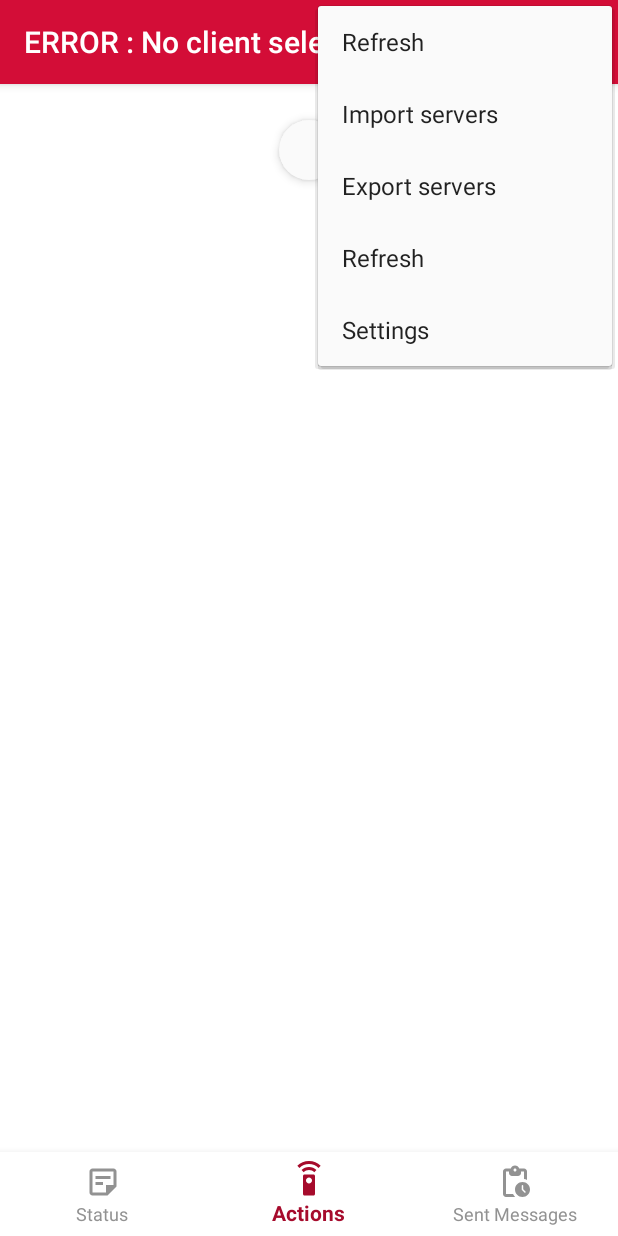
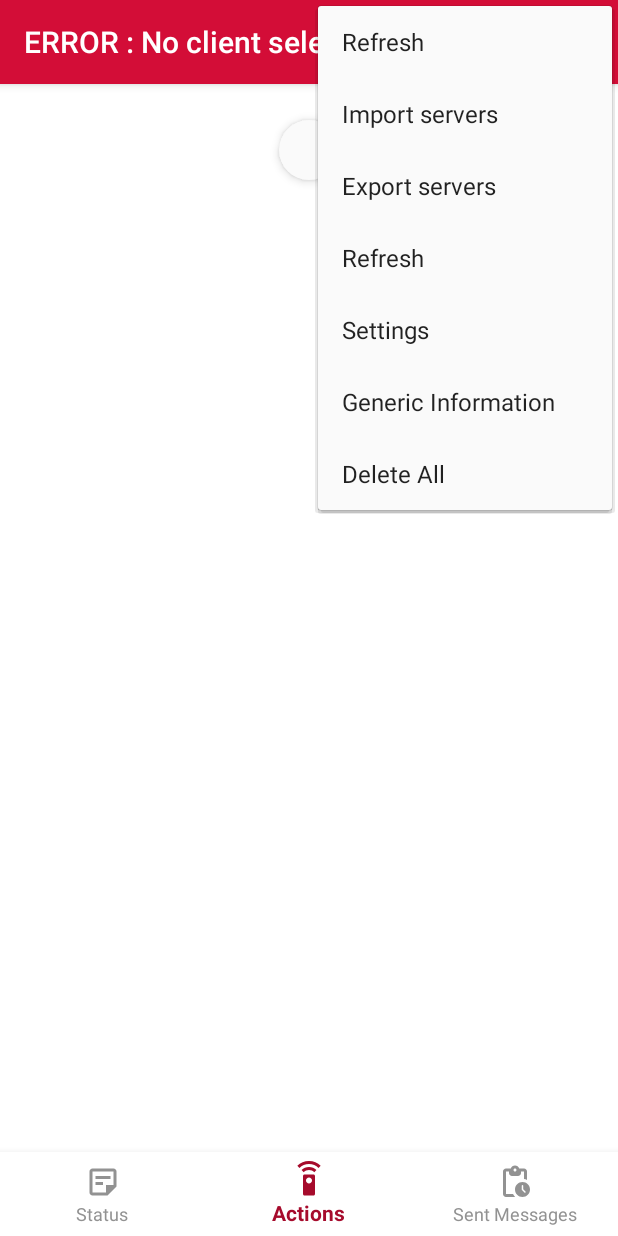
Before and after one commit to Mara-tech/jordan, an Android app: the fragment ClientInteractionsFragment placed in its activity, with the options menu open, on a phone screen of 412 x 824 dp. Run offline under Robolectric (Android 15) with nearby library versions, the phone set to English and light mode, and no system bars; our stand-ins replace Room's generated code, RxJava, Volley; libraries missing offline, so code that uses them is left out: br.com.simplepass, se.emilsjolander.stickylistheaders; plain views replace StickyListHeadersListView; 5 statements that could not run were skipped.

Commit message:
generic query delete all

```diff
--- a/app/android/app/src/main/java/com/mara/jordan/app/adapter/TaskAndActionsAdapter.java
+++ b/app/android/app/src/main/java/com/mara/jordan/app/adapter/TaskAndActionsAdapter.java
@@ -171,18 +171,12 @@ public class TaskAndActionsAdapter extends ArrayAdapter<JordanActionDefinitionWi
                             new JordanSendMessageCallback() {
                                 @Override
                                 public void onMessageSent(long messageId) {
-                                    buttonClicked.doneLoadingAnimation(cpbh.getProgressionButtonFillColor(), cpbh.getSuccessBitmap());
-                                    waitAndResetButton(buttonClicked);
-                                }
-
-                                private void waitAndResetButton(CircularProgressButton button) {
-                                    new Handler().postDelayed(button::revertAnimation, DELAY_BEFORE_REVERT_ACTION_BUTTON_STATE_MS);
+                                    cpbh.successAndReset(buttonClicked);
                                 }
 
                                 @Override
                                 public void onMessageSendingError(String errorMessage) {
-                                    buttonClicked.doneLoadingAnimation(cpbh.getProgressionButtonFillColor(), cpbh.getErrorBitmap());
-                                    waitAndResetButton(buttonClicked);
+                                    cpbh.errorAndReset(buttonClicked);
                                 }
                             }
                             );
--- a/app/android/app/src/main/java/com/mara/jordan/app/model/JordanTaskModel.java
+++ b/app/android/app/src/main/java/com/mara/jordan/app/model/JordanTaskModel.java
@@ -21,10 +21,9 @@ import lombok.Getter;
 /**
  * A client, as a root task, is also represented in {@link JordanTaskModel}.
  */
-public class JordanTaskModel implements JordanModel, JordanReadStatusCallback, JordanReadMessagesCallback, JordanGetActionsCallback {
+public class JordanTaskModel extends JordanClientModel implements JordanReadStatusCallback, JordanReadMessagesCallback, JordanGetActionsCallback {
 
     private static final String TAG = "JordanClientModel";
-    private final Context context;
     private final long taskId;
     private final Map<Long, JordanTaskModel> subTaskModelInstances = new HashMap<>();
     private final JordanApi api;
@@ -38,8 +37,7 @@ public class JordanTaskModel implements JordanModel, JordanReadStatusCallback, J
 
 
     public JordanTaskModel(Context ctx, long taskId) {
-        super();
-        this.context = ctx.getApplicationContext();
+        super(ctx);
         this.taskId = taskId;
         api = JordanApi.getInstance(ctx);
     }
--- a/app/android/app/src/main/java/com/mara/jordan/app/ui/ClientInteractionsFragment.java
+++ b/app/android/app/src/main/java/com/mara/jordan/app/ui/ClientInteractionsFragment.java
@@ -11,6 +11,7 @@ import androidx.annotation.Nullable;
 import androidx.appcompat.app.AppCompatActivity;
 import androidx.fragment.app.Fragment;
 import androidx.fragment.app.FragmentTransaction;
+import androidx.navigation.fragment.NavHostFragment;
 
 import com.google.android.material.bottomnavigation.BottomNavigationView;
 import com.mara.jordan.app.R;
@@ -20,7 +21,7 @@ import com.mara.jordan.app.model.JordanTaskModel;
 /**
  * A fragment representing a list of Items.
  */
-public class ClientInteractionsFragment extends Fragment {
+public class ClientInteractionsFragment extends InServerFragment {
 
     private Fragment currentFragment = null;
     private JordanTaskModel model;
@@ -88,5 +89,14 @@ public class ClientInteractionsFragment extends Fragment {
         transaction.commit();
     }
 
+    @Override
+    protected JordanClientModel getModel() {
+        return model;
+    }
 
+    @Override
+    public void onBaseDeleted() {
+        super.onBaseDeleted();
+        NavHostFragment.findNavController(ClientInteractionsFragment.this).popBackStack();
+    }
 }
--- /dev/null
+++ b/app/android/app/src/main/java/com/mara/jordan/app/ui/FullDeletionCallback.java
@@ -0,0 +1,6 @@
+package com.mara.jordan.app.ui;
+
+public interface FullDeletionCallback {
+    void onBaseDeletionError(String errorMessage);
+    void onBaseDeleted();
+}
--- /dev/null
+++ b/app/android/app/src/main/java/com/mara/jordan/app/ui/GenericQueryCallback.java
@@ -0,0 +1,6 @@
+package com.mara.jordan.app.ui;
+
+public interface GenericQueryCallback {
+    void onGenericQueryError(String errorMessage);
+    void onGenericQueryResponse(String response);
+}
--- a/app/android/app/src/main/java/com/mara/jordan/app/utils/CircularProgressButtonHelper.java
+++ b/app/android/app/src/main/java/com/mara/jordan/app/utils/CircularProgressButtonHelper.java
@@ -4,6 +4,7 @@ import android.content.Context;
 import android.graphics.Bitmap;
 import android.graphics.Canvas;
 import android.graphics.drawable.Drawable;
+import android.os.Handler;
 import android.util.Log;
 
 import androidx.annotation.DrawableRes;
@@ -11,12 +12,14 @@ import androidx.core.content.ContextCompat;
 
 import com.mara.jordan.app.R;
 
+import br.com.simplepass.loadingbutton.customViews.CircularProgressButton;
 import lombok.Getter;
 
 public class CircularProgressButtonHelper {
 
     private static final String TAG = "CircularProgressBtnHlpr";
     private static CircularProgressButtonHelper INSTANCE;
+    private static final long DELAY_BEFORE_REVERT_ACTION_BUTTON_STATE_MS = 2500;
 
     @Getter
     private final Context context;
@@ -32,8 +35,6 @@ public class CircularProgressButtonHelper {
         }
         return INSTANCE;
     }
-
-
 
     public int getProgressionButtonFillColor() {
         return ContextCompat.getColor(getContext(), R.color.red_bull);
@@ -60,4 +61,44 @@ public class CircularProgressButtonHelper {
             return Bitmap.createBitmap(0,0, Bitmap.Config.ALPHA_8);
         }
     }
+
+    public void waitAndResetButton(CircularProgressButton button, long delayMs) {
+        new Handler().postDelayed(button::revertAnimation, delayMs);
+    }
+
+    public void waitAndResetButton(CircularProgressButton button) {
+        waitAndResetButton(button, DELAY_BEFORE_REVERT_ACTION_BUTTON_STATE_MS);
+    }
+
+    public void successAndReset(CircularProgressButton buttonClicked) {
+        doneLoadingAnimationAndReset(buttonClicked, getProgressionButtonFillColor(), getSuccessBitmap());
+    }
+
+    public void errorAndReset(CircularProgressButton buttonClicked) {
+        doneLoadingAnimationAndReset(buttonClicked, getProgressionButtonFillColor(), getErrorBitmap());
+    }
+
+    /**
+     *
+     * @param buttonClicked the button to animate
+     * @param fillColor background color of the button
+     * @param bitmap the bitmap to show before resetting the button
+     */
+    public void doneLoadingAnimationAndReset(CircularProgressButton buttonClicked, int fillColor, Bitmap bitmap) {
+        buttonClicked.doneLoadingAnimation(fillColor, bitmap);
+        waitAndResetButton(buttonClicked);
+    }
+
+    /**
+     *
+     * @param buttonClicked the button to animate
+     * @param fillColor background color of the button
+     * @param bitmap the bitmap to show before resetting the button
+     * @param delayMs the delay in ms before resetting the button
+     */
+    public void doneLoadingAnimationAndReset(CircularProgressButton buttonClicked, int fillColor, Bitmap bitmap, long delayMs) {
+        buttonClicked.doneLoadingAnimation(fillColor, bitmap);
+        waitAndResetButton(buttonClicked, delayMs);
+    }
+
 }
--- /dev/null
+++ b/app/android/app/src/main/res/menu/server_global_menu.xml
@@ -0,0 +1,16 @@
+<?xml version="1.0" encoding="utf-8"?>
+<menu xmlns:android="http://schemas.android.com/apk/res/android"
+    xmlns:app="http://schemas.android.com/apk/res-auto"
+    >
+    <item
+        android:id="@+id/generic_information"
+        app:showAsAction="never"
+        android:orderInCategory="150"
+        android:title="@string/menu_generic_information"/>
+    <item
+        android:id="@+id/delete_all"
+        app:showAsAction="never"
+        android:orderInCategory="200"
+        android:title="@string/menu_delete_all"/>
+
+</menu>
--- a/app/android/app/src/main/res/values/strings.xml
+++ b/app/android/app/src/main/res/values/strings.xml
@@ -12,7 +12,7 @@
     <string name="details">Details</string>
     <string name="cancel">Cancel</string>
     <string name="apply">Apply</string>
-
+    <string name="done">Done</string>
     <string name="menu_refresh">Refresh</string>
 
     <string name="import_server_menu">Import servers</string>
@@ -143,4 +143,20 @@
     <string name="message_not_sent_failure_details">@string/details</string>
     <string name="message_not_sent_failure_details_dialog">Error while sending message</string>
 
+    <string name="menu_generic_information">Generic Information</string>
+    <string name="generic_information_dialog_title">Generic query</string>
+    <string name="generic_information_query_field_hint">A task id…</string>
+    <string name="generic_information_query_button">Search</string>
+    <string name="generic_information_quit">@string/done</string>
+    <string name="generic_information_query_no_result">No result</string>
+    <string name="menu_delete_all">Delete All</string>
+    <string name="delete_all_confirmation_dialog">Do you want to delete all ?</string>
+    <string name="delete_all_confirmation_dialog_message">WARNING : This action is irreversible for all users ! All clients (including running tasks) will be deleted as well.</string>
+    <string name="delete_all_confirmation_positive">I\'m sure !</string>
+    <string name="delete_all_confirmation_negative">@string/cancel</string>
+    <string name="delete_all_success">Whole database has been cleaned</string>
+    <string name="delete_all_failure">An error occurred while deleting whole database</string>
+    <string name="delete_all_failure_details">@string/details</string>
+    <string name="delete_all_failure_details_dialog">Error while deleting whole database</string>
+
 </resources>
```
Also changed, not shown: app/android/app/src/main/java/com/mara/jordan/app/api/JordanApi.java (+56 -5 lines), app/android/app/src/main/java/com/mara/jordan/app/api/StringRequest.java (added, +40 -0 lines), app/android/app/src/main/java/com/mara/jordan/app/model/JordanClientModel.java (+20 -5 lines), app/android/app/src/main/java/com/mara/jordan/app/ui/ClientListFragment.java (+12 -1 lines), app/android/app/src/main/java/com/mara/jordan/app/ui/GenericInformationDialog.java (added, +119 -0 lines), app/android/app/src/main/java/com/mara/jordan/app/ui/InServerFragment.java (added, +82 -0 lines), app/android/app/src/main/res/layout/generic_information_dialog.xml (added, +57 -0 lines), app/android/app/src/main/res/values/styles.xml (+7 -0 lines), 4 other files.
